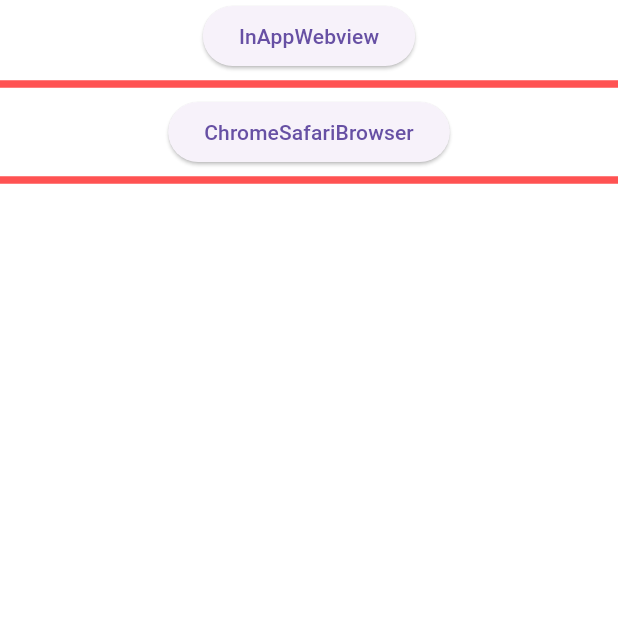
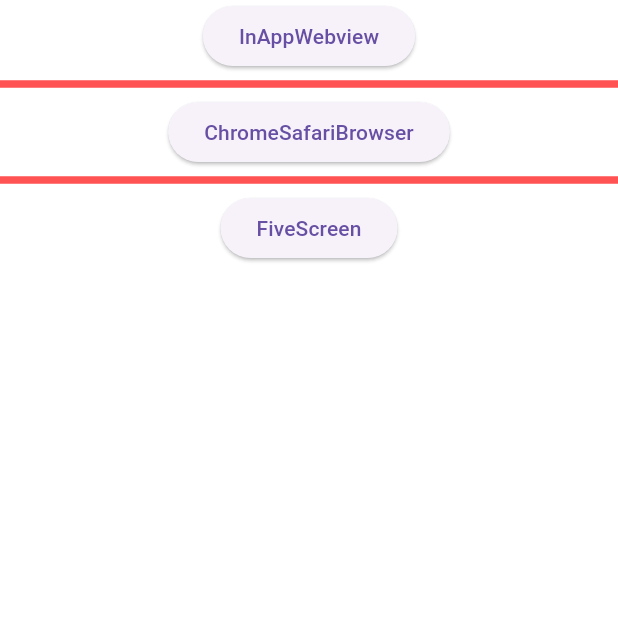
Before and after one commit to toyotarou/test_webview_sample, a Flutter app: the screen it shows after launch, on a phone screen of 412 x 824 dp, the top half of it. Run offline on Flutter 3.47's test engine with Material 3 defaults, Android fonts, the phone set to English and light mode, and no system bars; missing offline and left inert: flutter_inappwebview.

Commit message:
commit 20240403

```diff
--- a/lib/main.dart
+++ b/lib/main.dart
@@ -11,6 +11,6 @@ class MyApp extends StatelessWidget {
 
   @override
   Widget build(BuildContext context) {
-    return MaterialApp(home: HomeScreen());
+    return const MaterialApp(home: HomeScreen());
   }
 }
--- a/lib/screens/home_screen.dart
+++ b/lib/screens/home_screen.dart
@@ -1,6 +1,6 @@
 import 'package:flutter/material.dart';
-import 'package:test_webview_three_pattern/screens/page/chrome_safari_browser/chrome_safari_browser_page.dart';
-import 'package:test_webview_three_pattern/screens/page/csb/test_page.dart';
+import 'page/chrome_safari_browser/chrome_safari_browser_page.dart';
+import 'page/five/five.dart';
 
 import 'page/in_app_webview/in_app_webview_page.dart';
 
@@ -15,10 +15,10 @@ class HomeScreen extends StatelessWidget {
         children: [
           ElevatedButton(
               onPressed: () {
-                Navigator.push(context, MaterialPageRoute(builder: (context) => InAppWebviewPage()));
+                Navigator.push(context, MaterialPageRoute(builder: (context) => const InAppWebviewPage()));
               },
-              child: Text('InAppWebview')),
-          Divider(
+              child: const Text('InAppWebview')),
+          const Divider(
             color: Colors.redAccent,
             thickness: 5,
           ),
@@ -26,11 +26,16 @@ class HomeScreen extends StatelessWidget {
               onPressed: () {
                 Navigator.push(context, MaterialPageRoute(builder: (context) => ChromeSafariBrowserExampleScreen()));
               },
-              child: Text('ChromeSafariBrowser')),
-          Divider(
+              child: const Text('ChromeSafariBrowser')),
+          const Divider(
             color: Colors.redAccent,
             thickness: 5,
           ),
+          ElevatedButton(
+              onPressed: () {
+                Navigator.push(context, MaterialPageRoute(builder: (context) => const FiveScreen()));
+              },
+              child: const Text('FiveScreen')),
         ],
       ),
     );
--- a/lib/screens/page/csb/test_page.dart
+++ b/lib/screens/page/csb/test_page.dart
@@ -2,22 +2,18 @@ import 'package:flutter_inappwebview/flutter_inappwebview.dart';
 
 /// InAppBrowserを継承したオリジナルクラス
 class MyInAppBrowser extends ChromeSafariBrowser {
-  @override
   Future onLoadStart(String url) async {
     print("\n\nStarted $url\n\n");
   }
 
-  @override
   Future onLoadStop(String url) async {
     print("\n\nStopped $url\n\n");
   }
 
-  @override
   void onLoadError(String url, int code, String message) {
     print("\n\nCan't load $url.. Error: $message\n\n");
   }
 
-  @override
   void onExit() {
     print("\n\nBrowser closed!\n\n");
   }
@@ -32,7 +28,6 @@ class MyChromeSafariBrowser extends ChromeSafariBrowser {
     print("ChromeSafari browser opened");
   }
 
-  @override
   void onLoaded() {
     print("ChromeSafari browser loaded");
   }
--- a/lib/screens/page/in_app_browser/in_app_browser_page.dart
+++ b/lib/screens/page/in_app_browser/in_app_browser_page.dart
@@ -5,7 +5,7 @@ class InAppBrowserPage extends StatelessWidget {
 
   @override
   Widget build(BuildContext context) {
-    return SafeArea(
+    return const SafeArea(
       child: Column(
         children: [],
       ),
--- a/lib/screens/page/in_app_webview/in_app_webview_page.dart
+++ b/lib/screens/page/in_app_webview/in_app_webview_page.dart
@@ -14,9 +14,9 @@ class InAppWebviewPage extends StatelessWidget {
       body: SafeArea(
         child: Column(
           children: [
-            SizedBox(height: 20),
-            Text('InAppWebviewPage', style: TextStyle(color: Colors.white)),
-            SizedBox(height: 20),
+            const SizedBox(height: 20),
+            const Text('InAppWebviewPage', style: TextStyle(color: Colors.white)),
+            const SizedBox(height: 20),
             Expanded(
               child: InAppWebView(
                 initialUrlRequest: URLRequest(url: WebUri('https://www.google.co.jp/')),
--- a/pubspec.yaml
+++ b/pubspec.yaml
@@ -14,9 +14,7 @@ dependencies:
 
   cupertino_icons: ^1.0.6
 
-#  inapp_browser: ^1.0.2
   flutter_inappwebview: ^6.0.0
-  inapp_browser: ^1.0.2
 
 dev_dependencies:
   flutter_test:
```
Also changed, not shown: lib/screens/page/chrome_safari_browser/chrome_safari_browser_page.dart (+30 -4 lines), lib/screens/page/five/five.dart (added, +110 -0 lines), pubspec.lock.
